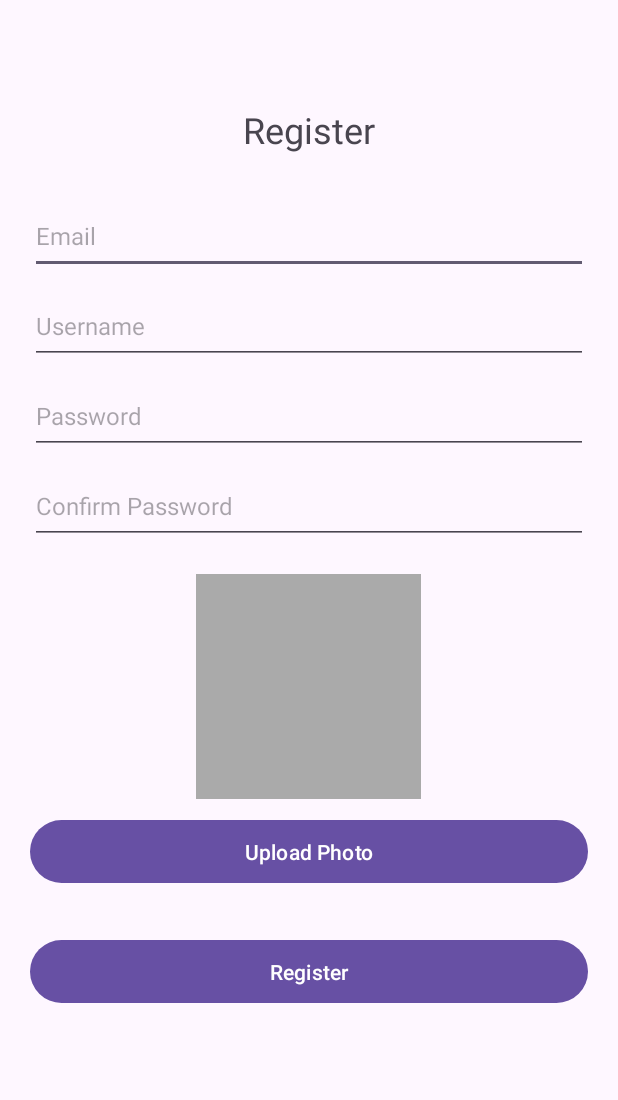
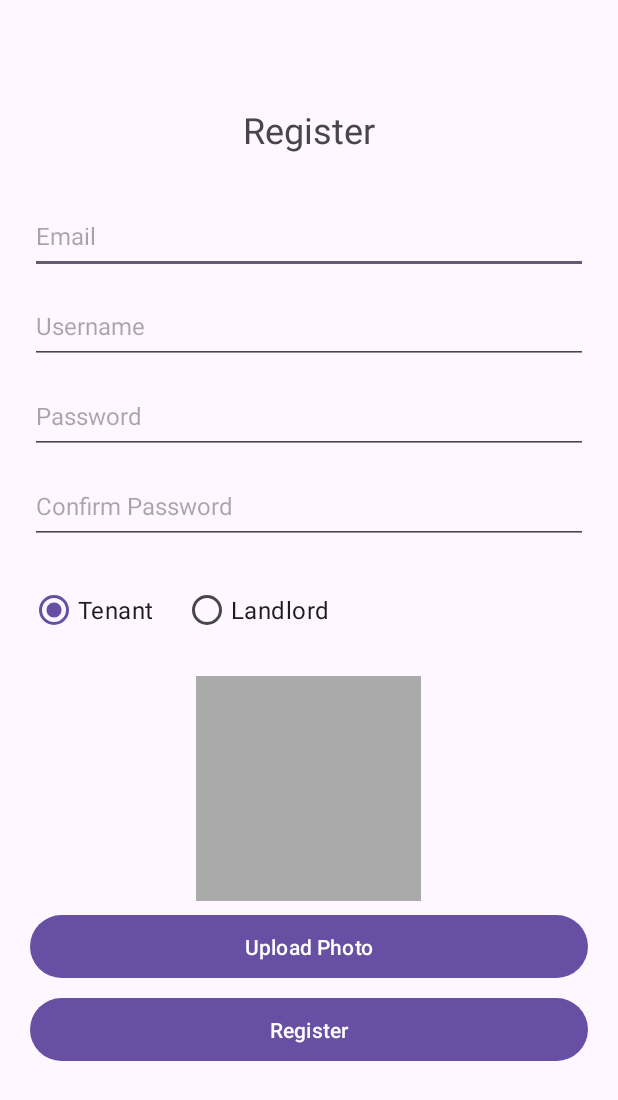
Before and after one commit to foliage21/SplitMate_android_app, an Android app: the RegisterActivity screen opened directly, with no data from a screen before it, after a tap on "Register", on a phone screen of 412 x 824 dp. Shown: the top 1100 px of the screen. Run offline under Robolectric (Android 15) with nearby library versions, the phone set to English and light mode, and no system bars; our stand-ins replace Firebase (no records; nobody signed in at launch, a user with empty details on screens opened directly).

Commit message:
Add a tenant and landlord option to the registration screen and use this as a jump to dashbord

```diff
--- a/app/src/main/java/com/example/splitmate_delta/activity/RegisterActivity.java
+++ b/app/src/main/java/com/example/splitmate_delta/activity/RegisterActivity.java
@@ -8,6 +8,8 @@ import android.provider.MediaStore;
 import android.widget.Button;
 import android.widget.EditText;
 import android.widget.ImageView;
+import android.widget.RadioButton;
+import android.widget.RadioGroup;
 import android.widget.Toast;
 
 import androidx.activity.result.ActivityResultLauncher;
@@ -37,6 +39,7 @@ public class RegisterActivity extends AppCompatActivity {
     private Button mBtnUploadPhoto;
     private ImageView mImgProfile;
     private Uri mImageUri;
+    private RadioGroup mRgRole; // Add this to select tenant or landlord
 
     private FirebaseAuth mAuth;
     private DatabaseReference mDatabase;
@@ -59,6 +62,7 @@ public class RegisterActivity extends AppCompatActivity {
         mBtnRegister = findViewById(R.id.btn_register);
         mBtnUploadPhoto = findViewById(R.id.btn_upload_photo);
         mImgProfile = findViewById(R.id.img_profile);
+        mRgRole = findViewById(R.id.rg_role); // Initialize the role selection RadioGroup
 
         // Sign up for image upload options
         mBtnUploadPhoto.setOnClickListener(v -> openImageSelector());
@@ -69,9 +73,10 @@ public class RegisterActivity extends AppCompatActivity {
             String username = mEtUsername.getText().toString().trim();
             String password = mEtPassword.getText().toString().trim();
             String confirmPassword = mEtConfirmPassword.getText().toString().trim();
+            String role = ((RadioButton) findViewById(mRgRole.getCheckedRadioButtonId())).getText().toString().toLowerCase(); // Get the selected role
 
             // Validation input
-            if (email.isEmpty() || username.isEmpty() || password.isEmpty() || confirmPassword.isEmpty()) {
+            if (email.isEmpty() || username.isEmpty() || password.isEmpty() || confirmPassword.isEmpty() || role.isEmpty()) {
                 Toast.makeText(RegisterActivity.this, "All fields are required", Toast.LENGTH_SHORT).show();
                 return;
             }
@@ -82,12 +87,12 @@ public class RegisterActivity extends AppCompatActivity {
             }
 
             // Register user
-            registerUser(email, username, password);
+            registerUser(email, username, password, role);
         });
     }
 
     // Method of user registration
-    private void registerUser(String email, String username, String password) {
+    private void registerUser(String email, String username, String password, String role) {
         mAuth.createUserWithEmailAndPassword(email, password)
                 .addOnCompleteListener(this, task -> {
                     if (task.isSuccessful()) {
@@ -97,6 +102,7 @@ public class RegisterActivity extends AppCompatActivity {
                             HashMap<String, String> userMap = new HashMap<>();
                             userMap.put("username", username);
                             userMap.put("email", email);
+                            userMap.put("role", role); // Add the role to the user map
 
                             // Upload profile image
                             if (mImageUri != null) {
--- a/app/src/main/res/layout/activity_register.xml
+++ b/app/src/main/res/layout/activity_register.xml
@@ -53,6 +53,30 @@
         android:maxLines="1"
         android:layout_marginTop="10dp" />
 
+    <RadioGroup
+        android:id="@+id/rg_role"
+        android:layout_width="match_parent"
+        android:layout_height="wrap_content"
+        android:orientation="horizontal"
+        android:layout_marginTop="20dp">
+
+        <RadioButton
+            android:id="@+id/rb_tenant"
+            android:layout_width="wrap_content"
+            android:layout_height="wrap_content"
+            android:text="Tenant"
+            android:textSize="16sp"
+            android:checked="true" />
+
+        <RadioButton
+            android:id="@+id/rb_landlord"
+            android:layout_width="wrap_content"
+            android:layout_height="wrap_content"
+            android:text="Landlord"
+            android:textSize="16sp"
+            android:layout_marginStart="20dp" />
+    </RadioGroup>
+
     <ImageView
         android:id="@+id/img_profile"
         android:layout_width="150dp"
@@ -68,12 +92,12 @@
         android:layout_width="match_parent"
         android:layout_height="50dp"
         android:text="Upload Photo"
-        android:layout_marginTop="10dp" />
+        android:layout_marginTop="5dp" />
 
     <Button
         android:id="@+id/btn_register"
         android:layout_width="match_parent"
         android:layout_height="50dp"
         android:text="Register"
-        android:layout_marginTop="30dp" />
+        android:layout_marginTop="5dp" />
 </LinearLayout>
```
Also changed, not shown: app/src/main/java/com/example/splitmate_delta/activity/LoginActivity.java (+34 -14 lines), app/src/main/java/com/example/splitmate_delta/fragment/LandlordBillsFragment.java (+14 -4 lines).
